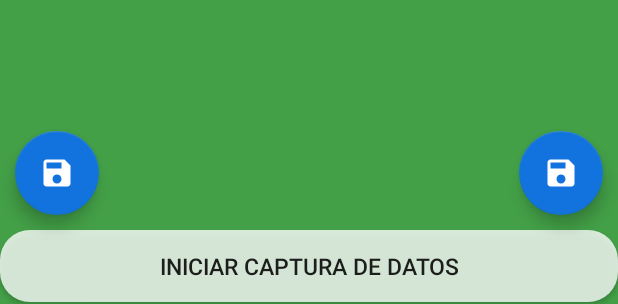
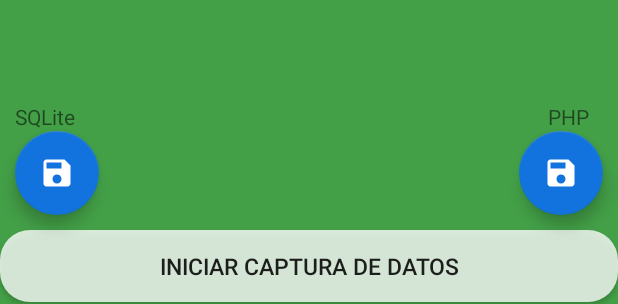
Before and after one commit to RafaCalderon/ArduinoBluetooth, an Android app: the layout fragment_ambiente.xml on its own in the app's theme, with its tools: preview values and no code run, on a phone screen of 412 x 824 dp. Shown: the part 926-1230 px from the top of the screen. Run offline under Robolectric (Android 15) with nearby library versions, the phone set to English and light mode, and no system bars.

Commit message:
SQLite DB

```diff
--- /dev/null
+++ b/app/src/main/res/drawable/ic_php.xml
@@ -0,0 +1,6 @@
+<vector android:height="24dp" android:viewportHeight="400.0"
+    android:viewportWidth="800.0" android:width="44dp" xmlns:android="http://schemas.android.com/apk/res/android">
+    <path android:fillColor="#FFFFFFFF" android:pathData="m63.3,84.3l118.6,0c34.8,0.3 60.1,10.3 75.7,30 15.6,19.7 20.8,46.5 15.5,80.6 -2.1,15.6 -6.6,30.8 -13.7,45.8 -6.8,15 -16.2,28.5 -28.3,40.5 -14.8,15.3 -30.5,25 -47.4,29.1 -16.8,4.1 -34.2,6.2 -52.2,6.2l-53.1,0l-16.8,83.7l-61.5,0l63.3,-315.9m51.8,50.2 l-26.6,132.2c1.8,0.3 3.5,0.4 5.3,0.4l6.2,0c28.3,0.3 51.9,-2.5 70.8,-8.4 18.9,-6.2 31.6,-27.6 38.1,-64.3 5.3,-30.8 -0,-48.6 -15.9,-53.3 -15.6,-4.7 -35.3,-6.9 -58.9,-6.6 -3.5,0.3 -6.9,0.4 -10.2,0.4 -3,0 -6.1,0 -9.3,0l0.4,-0.4"/>
+    <path android:fillColor="#FFFFFFFF" android:pathData="m343.3,0.2l61.1,0l-17.3,84.1l54.9,0c30.1,0.6 52.5,6.8 67.3,18.5 15.1,11.7 19.5,34.1 13.3,67l-29.7,146.7l-62,0l28.3,-140.1c3,-14.7 2.1,-25.1 -2.7,-31.3 -4.7,-6.2 -14.9,-9.3 -30.5,-9.3l-49.1,-0.4 -36.3,181.1l-61.1,0l63.7,-316.3"/>
+    <path android:fillColor="#FFFFFFFF" android:pathData="m588.2,84.3l118.6,0c34.8,0.3 60.1,10.3 75.7,30 15.6,19.7 20.8,46.5 15.5,80.6 -2.1,15.6 -6.6,30.8 -13.7,45.8 -6.8,15 -16.2,28.5 -28.3,40.5 -14.8,15.3 -30.5,25 -47.4,29.1 -16.8,4.1 -34.2,6.2 -52.2,6.2l-53.1,0l-16.8,83.7l-61.5,0l63.3,-315.9m51.8,50.2 l-26.6,132.2c1.8,0.3 3.5,0.4 5.3,0.4l6.2,0c28.3,0.3 51.9,-2.5 70.8,-8.4 18.9,-6.2 31.6,-27.6 38.1,-64.3 5.3,-30.8 -0,-48.6 -15.9,-53.3 -15.6,-4.7 -35.3,-6.9 -58.9,-6.6 -3.5,0.3 -6.9,0.4 -10.2,0.4 -3,0 -6.1,0 -9.3,0l0.4,-0.4"/>
+</vector>
--- a/app/src/main/res/layout/fragment_ambiente.xml
+++ b/app/src/main/res/layout/fragment_ambiente.xml
@@ -68,7 +68,14 @@
             android:background="@drawable/boton_portada"
             android:layout_alignParentBottom="true"
             android:id="@+id/btComenzarAmbiente"/>
-
+        <TextView
+            android:layout_width="wrap_content"
+            android:layout_height="wrap_content"
+            android:text="PHP"
+            android:gravity="center"
+            android:layout_above="@id/guardarDatosAmbiente"
+            android:layout_alignParentRight="true"
+            android:layout_alignStart="@id/guardarDatosAmbiente"/>
         <android.support.design.widget.FloatingActionButton
             android:layout_width="wrap_content"
             android:layout_height="wrap_content"
@@ -78,6 +85,13 @@
             android:layout_marginBottom="10dp"
             android:layout_marginRight="10dp"
             android:src="@drawable/ic_save_black_24dp"/>
+        <TextView
+            android:layout_width="wrap_content"
+            android:layout_height="wrap_content"
+            android:text="SQLite"
+            android:gravity="center"
+            android:layout_alignStart="@id/guardarDatosAmbienteSQLite"
+            android:layout_above="@id/guardarDatosAmbienteSQLite"/>
         <android.support.design.widget.FloatingActionButton
             android:layout_width="wrap_content"
             android:layout_height="wrap_content"
```
Also changed, not shown: app/src/main/java/com/barium/rafacalderon/arduinobluetooth/Ambiente.java (+12 -4 lines), app/src/main/res/drawable/ic_sqlite.xml (added, +5 -0 lines), app/src/main/res/menu/menu.xml (+4 -4 lines).
